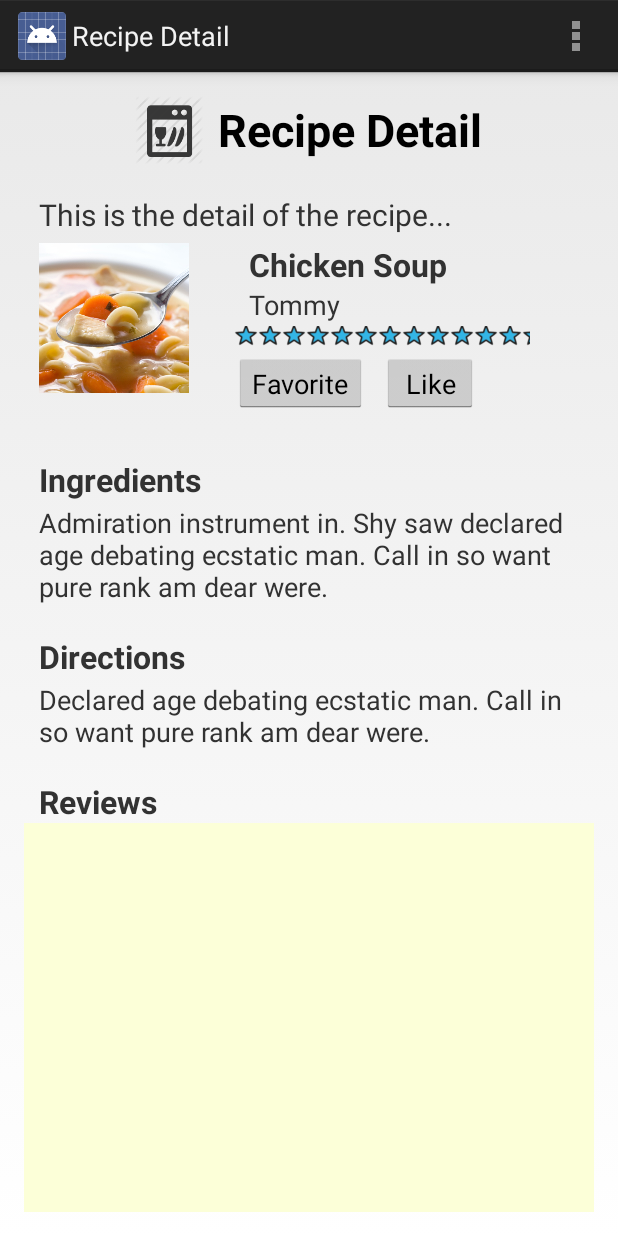
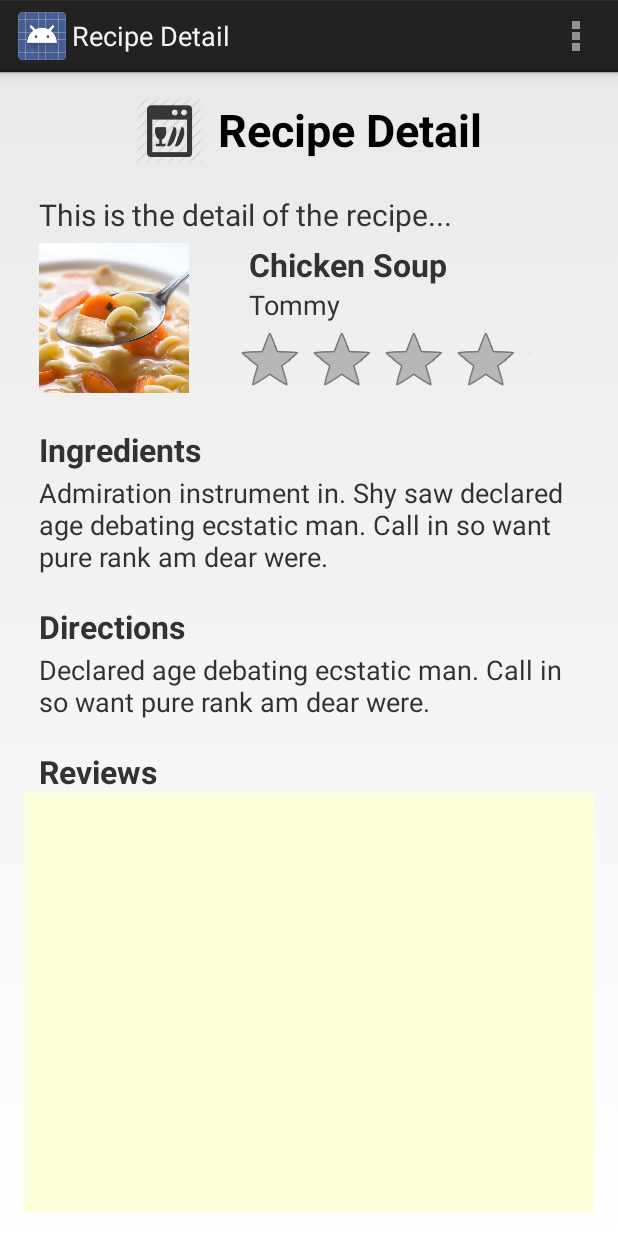
Before and after one commit to dcdinicola/Group_App_Working_Folder_The_Pantry_Planner, an Android app: the RecipeDetailActivity screen opened directly, with no data from a screen before it, on a phone screen of 412 x 824 dp. Run offline under Robolectric (Android 15) with nearby library versions, the phone set to English and light mode, and no system bars.

Commit message:
RatingBar in RecipeDetail is Clickable

```diff
--- a/MyFirstApplication-2/app/src/main/java/com/irissonghy/myfirstapplication/RecipeDetailActivity.java
+++ b/MyFirstApplication-2/app/src/main/java/com/irissonghy/myfirstapplication/RecipeDetailActivity.java
@@ -6,6 +6,7 @@ import android.app.Activity;
 import android.content.Intent;
 import android.os.Bundle;
 import android.widget.TextView;
+import android.widget.RatingBar;
 import android.view.Menu;
 import android.view.MenuItem;
 import android.view.View;
@@ -18,6 +19,15 @@ public class RecipeDetailActivity extends Activity {
         super.onCreate(savedInstanceState);
         setContentView(R.layout.activity_recipe_detail);
         Intent recipeDetailGetIntent = getIntent();
+        //rating bar
+        RatingBar ratings = (RatingBar) findViewById(R.id.recipeRating_chickenSoup);
+        ratings.setOnRatingBarChangeListener(new RatingBar.OnRatingBarChangeListener(){
+            public void onRatingChanged(RatingBar ratings, float rating, boolean fromUser){
+
+            }
+        });
+
+        //textView clickable userName
         TextView userNameView = (TextView) this.findViewById(R.id.recipePoster_1);
         userNameView.setOnClickListener(new View.OnClickListener() {
             @Override
@@ -29,7 +39,6 @@ public class RecipeDetailActivity extends Activity {
         });
 
     }
-
 
 
 
--- a/MyFirstApplication-2/app/src/main/res/layout/activity_recipe_detail.xml
+++ b/MyFirstApplication-2/app/src/main/res/layout/activity_recipe_detail.xml
@@ -88,12 +88,13 @@
                         android:onClick = "userNameOnClick"/>
                     <RatingBar
                         android:layout_width="197dp"
-                        android:layout_height="20dp"
-                        android:id="@+id/ratingBar_recipeRating_2"
+                        android:layout_height="50dp"
+                        android:id="@+id/recipeRating_chickenSoup"
                         android:layout_marginLeft="10dp"
-                        style="?android:attr/ratingBarStyleSmall"
                         android:numStars="4"
-                        android:rating="4" />
+
+                        android:rating="0.0" />
+                    <!--
                     <LinearLayout
                         android:orientation="horizontal"
                         android:layout_width="match_parent"
@@ -113,6 +114,7 @@
                             android:orientation="vertical"
                             android:layout_marginLeft="10dp" />
                         </LinearLayout>
+                        -->
                     </LinearLayout>
                 </LinearLayout>
                 <TextView
```
